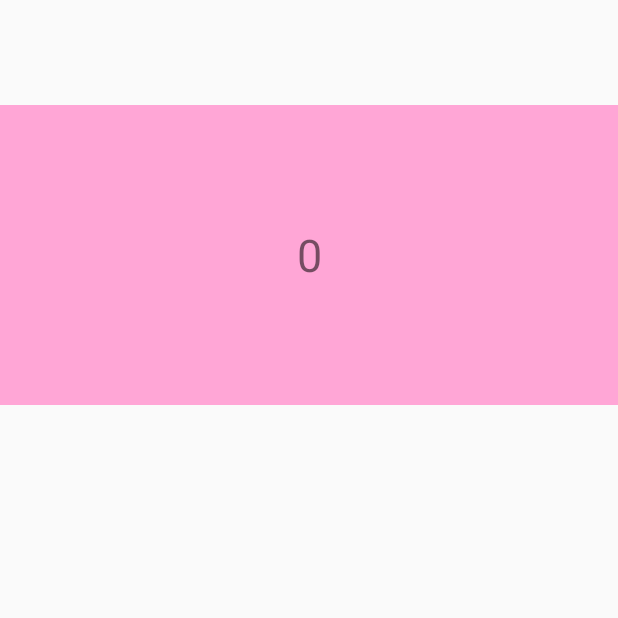
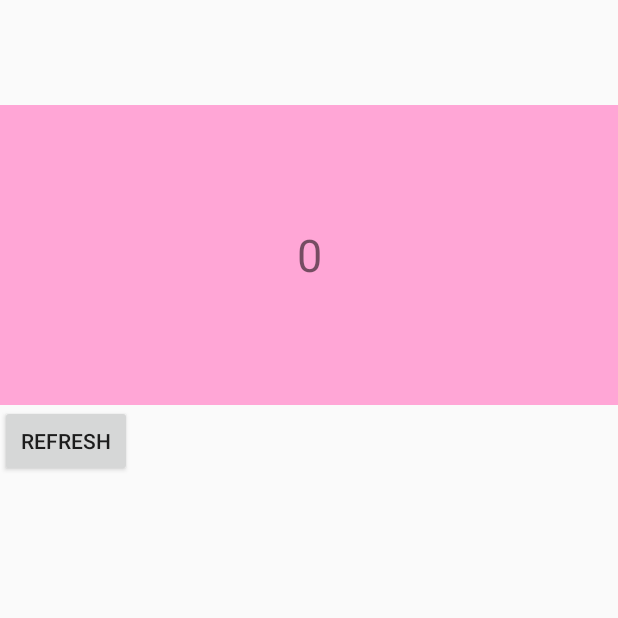
Before and after one commit to mikeiansky/ApiBaseDemo, an Android app: the BannerActivity screen opened directly, with no data from a screen before it, on a phone screen of 412 x 824 dp, the top half of it. Run offline under Robolectric (Android 15) with nearby library versions, the phone set to English and light mode, and no system bars; libraries missing offline, so code that uses them is left out: com.facebook.drawee; pictures from the network do not load; 38 statements that could not run were skipped.

Commit message:
添加层叠布局方式;

```diff
--- a/app/src/main/java/com/winson/apibasedemo/view/BannerActivity.kt
+++ b/app/src/main/java/com/winson/apibasedemo/view/BannerActivity.kt
@@ -20,6 +20,49 @@ import kotlin.math.abs
  * @author winson-zhou
  */
 class BannerActivity : BaseActivity() {
+
+    private val imageUrl1 =
+        "https://img.shixijob.net/college/20190921/E08197083058746ACB97795FAE3FEC9F.jpg"
+    private val imageUrl2 =
+        "https://img.shixijob.net/college/20190921/370B196584E027705A6B5BD2DC6417E8.jpeg"
+    private val imageUrl3 =
+        "https://img.shixijob.net/college/20190829/6013B011049502A0C36E7BFFB4AB8D7F.png"
+    private val imageUrl4 =
+        "https://img.shixijob.net/college/20190829/B0B3F990EC4292751E7A7DDA1CE3263E.png"
+    private val imageUrl5 =
+        "https://img.shixijob.net/college/20190829/A4DE10855E024376B4AC0AE111E0A1F7.png"
+    private val imageUrl6 =
+        "https://img.shixijob.net/college/20190830/54B10C10D4DE1B4FE2315C184B5D9395.jpg"
+    private val testImageUrl =
+        arrayListOf(imageUrl1, imageUrl2, imageUrl3, imageUrl4, imageUrl5, imageUrl6)
+
+    private val coverDatas = arrayListOf(
+        object : StairBannerView.Item {
+            override fun getCover(): String {
+                return imageUrl1
+            }
+        },
+        object : StairBannerView.Item {
+            override fun getCover(): String {
+                return imageUrl2
+            }
+        },
+        object : StairBannerView.Item {
+            override fun getCover(): String {
+                return imageUrl3
+            }
+        },
+        object : StairBannerView.Item {
+            override fun getCover(): String {
+                return imageUrl4
+            }
+        },
+        object : StairBannerView.Item {
+            override fun getCover(): String {
+                return imageUrl5
+            }
+        }
+    )
 
     class TestPageAdapter : PagerAdapter() {
 
@@ -47,7 +90,7 @@ class BannerActivity : BaseActivity() {
         }
 
         override fun getCount(): Int {
-            return 1
+            return 5
         }
 
     }
@@ -75,12 +118,12 @@ class BannerActivity : BaseActivity() {
                         val offset = current - lastPosition
                         if (abs(offset) >= 2) {
                             if (offset > 0) {
-                                stairBannerView.notifyUpdate(false)
+                                stairBannerView.notifyUpdate(false, current - 1)
                             } else {
-                                stairBannerView.notifyUpdate(true)
+                                stairBannerView.notifyUpdate(true, current - 1)
                             }
                         } else {
-                            stairBannerView.notifyUpdate(current > lastPosition)
+                            stairBannerView.notifyUpdate(current > lastPosition, current - 1)
                         }
                         lastPosition = viewPager.currentItem
                     }
@@ -110,6 +153,9 @@ class BannerActivity : BaseActivity() {
 
         })
 
+        findViewById<View>(R.id.refresh).setOnClickListener {
+            stairBannerView.refreshData(coverDatas)
+        }
 
     }
 
--- a/app/src/main/res/layout/act_banner.xml
+++ b/app/src/main/res/layout/act_banner.xml
@@ -16,4 +16,10 @@
         android:layout_height="200dp"
         android:layout_marginTop="20dp" />
 
+    <Button
+        android:id="@+id/refresh"
+        android:layout_width="wrap_content"
+        android:layout_height="wrap_content"
+        android:text="refresh" />
+
 </LinearLayout>
```
Also changed, not shown: app/src/main/java/com/winson/apibasedemo/view/StairBannerView.kt (+38 -3 lines).
